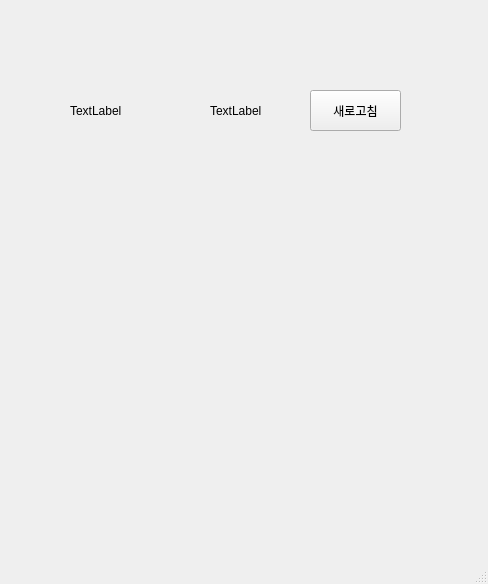
Above: main_window.ui from choijaew00/choijaew00.github.io before the change. Below: the same form after it.
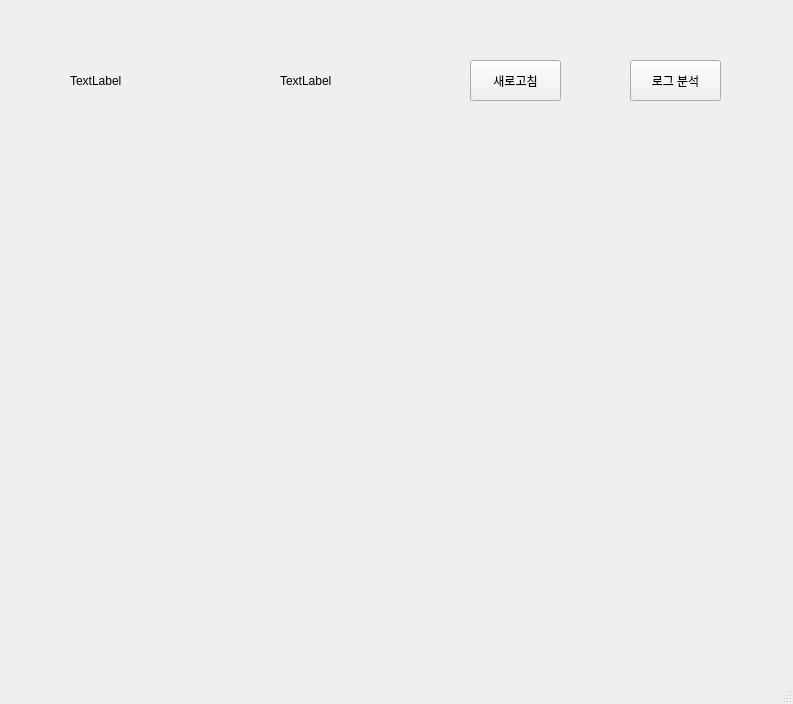
That is the form after the change.

The edit to the form file:
```diff
--- a/main_window.ui
+++ b/main_window.ui
@@ -6,8 +6,8 @@
    <rect>
     <x>0</x>
     <y>0</y>
-    <width>488</width>
-    <height>584</height>
+    <width>793</width>
+    <height>704</height>
    </rect>
   </property>
   <property name="windowTitle">
@@ -18,7 +18,7 @@
     <property name="geometry">
      <rect>
       <x>70</x>
-      <y>100</y>
+      <y>70</y>
       <width>91</width>
       <height>21</height>
      </rect>
@@ -30,8 +30,8 @@
    <widget class="QLabel" name="lbl_humi">
     <property name="geometry">
      <rect>
-      <x>210</x>
-      <y>100</y>
+      <x>280</x>
+      <y>70</y>
       <width>71</width>
       <height>21</height>
      </rect>
@@ -43,8 +43,8 @@
    <widget class="QPushButton" name="btn_refresh">
     <property name="geometry">
      <rect>
-      <x>310</x>
-      <y>90</y>
+      <x>470</x>
+      <y>60</y>
       <width>91</width>
       <height>41</height>
      </rect>
@@ -56,8 +56,8 @@
    <widget class="QLabel" name="lbl_fan_img">
     <property name="geometry">
      <rect>
-      <x>63</x>
-      <y>181</y>
+      <x>210</x>
+      <y>190</y>
       <width>131</width>
       <height>161</height>
      </rect>
@@ -69,8 +69,8 @@
    <widget class="QLabel" name="lbl_heater_img">
     <property name="geometry">
      <rect>
-      <x>283</x>
-      <y>181</y>
+      <x>440</x>
+      <y>200</y>
       <width>131</width>
       <height>161</height>
      </rect>
@@ -82,9 +82,9 @@
    <widget class="QLabel" name="lbl_fan_led">
     <property name="geometry">
      <rect>
-      <x>60</x>
-      <y>370</y>
-      <width>141</width>
+      <x>210</x>
+      <y>400</y>
+      <width>131</width>
       <height>16</height>
      </rect>
     </property>
@@ -95,8 +95,8 @@
    <widget class="QLabel" name="lbl_heater_led">
     <property name="geometry">
      <rect>
-      <x>280</x>
-      <y>370</y>
+      <x>430</x>
+      <y>400</y>
       <width>141</width>
       <height>16</height>
      </rect>
@@ -105,6 +105,29 @@
      <string/>
     </property>
    </widget>
+   <widget class="QPushButton" name="btn_analysis">
+    <property name="geometry">
+     <rect>
+      <x>630</x>
+      <y>60</y>
+      <width>91</width>
+      <height>41</height>
+     </rect>
+    </property>
+    <property name="text">
+     <string>로그 분석</string>
+    </property>
+   </widget>
+   <widget class="QWidget" name="graph_container" native="true">
+    <property name="geometry">
+     <rect>
+      <x>50</x>
+      <y>440</y>
+      <width>701</width>
+      <height>221</height>
+     </rect>
+    </property>
+   </widget>
   </widget>
   <widget class="QMenuBar" name="menubar">
    <property name="geometry">
```
Left out of the diff: 2 changed lines with no effect on the pictures.
